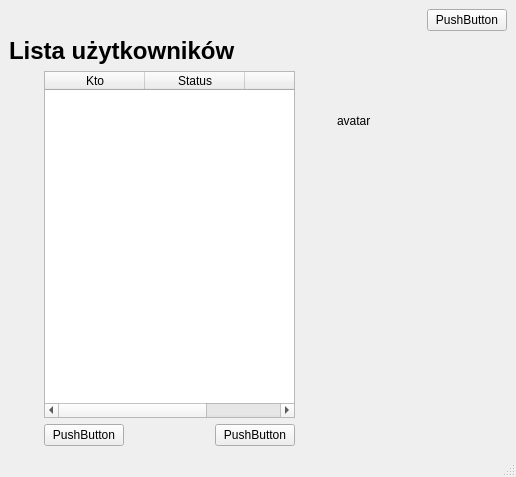
Old version of the form JaroEliCall/gui/mainwindow.ui in the repository jaroslaw-wieczorek/Project_IP_Telephony_Python_Voip.
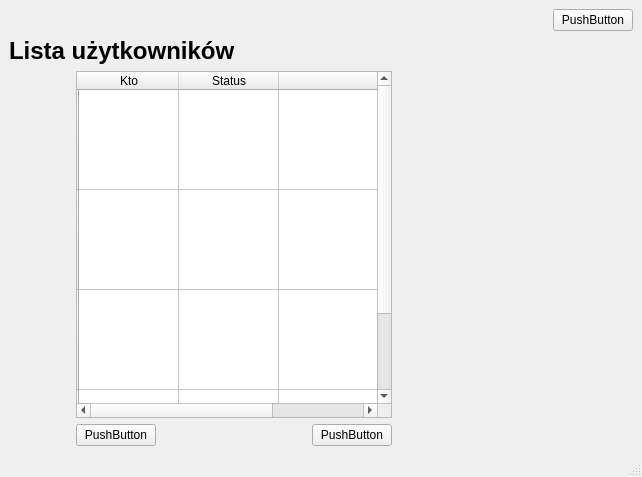
New version of the form. Icons and pictures are not drawn.

```diff
--- a/JaroEliCall/gui/mainwindow.ui
+++ b/JaroEliCall/gui/mainwindow.ui
@@ -6,7 +6,7 @@
    <rect>
     <x>0</x>
     <y>0</y>
-    <width>516</width>
+    <width>642</width>
     <height>477</height>
    </rect>
   </property>
@@ -81,6 +81,12 @@
        <layout class="QVBoxLayout" name="verticalLayout">
         <item>
          <widget class="QTableWidget" name="tableWidget">
+          <property name="minimumSize">
+           <size>
+            <width>316</width>
+            <height>100</height>
+           </size>
+          </property>
           <property name="maximumSize">
            <size>
             <width>300</width>
@@ -96,6 +102,56 @@
           <property name="autoScroll">
            <bool>false</bool>
           </property>
+          <property name="iconSize">
+           <size>
+            <width>20</width>
+            <height>20</height>
+           </size>
+          </property>
+          <property name="textElideMode">
+           <enum>Qt::ElideMiddle</enum>
+          </property>
+          <attribute name="horizontalHeaderCascadingSectionResizes">
+           <bool>true</bool>
+          </attribute>
+          <attribute name="horizontalHeaderDefaultSectionSize">
+           <number>100</number>
+          </attribute>
+          <attribute name="verticalHeaderMinimumSectionSize">
+           <number>100</number>
+          </attribute>
+          <row>
+           <property name="text">
+            <string/>
+           </property>
+           <property name="textAlignment">
+            <set>AlignCenter</set>
+           </property>
+          </row>
+          <row>
+           <property name="text">
+            <string/>
+           </property>
+           <property name="textAlignment">
+            <set>AlignCenter</set>
+           </property>
+          </row>
+          <row>
+           <property name="text">
+            <string/>
+           </property>
+           <property name="textAlignment">
+            <set>AlignCenter</set>
+           </property>
+          </row>
+          <row>
+           <property name="text">
+            <string/>
+           </property>
+           <property name="textAlignment">
+            <set>AlignCenter</set>
+           </property>
+          </row>
           <column>
            <property name="text">
             <string>Kto</string>
@@ -111,6 +167,13 @@
             <string/>
            </property>
           </column>
+          <item row="0" column="2">
+           <property name="icon">
+            <iconset>
+             <activeoff>icons/111317-essential-ui/svg/close-cross.svg</activeoff>
+            </iconset>
+           </property>
+          </item>
          </widget>
         </item>
         <item>
@@ -146,19 +209,6 @@
         </item>
        </layout>
       </item>
-      <item>
-       <spacer name="horizontalSpacer_6">
-        <property name="orientation">
-         <enum>Qt::Horizontal</enum>
-        </property>
-        <property name="sizeHint" stdset="0">
-         <size>
-          <width>40</width>
-          <height>20</height>
-         </size>
-        </property>
-       </spacer>
-      </item>
       <item>
        <layout class="QVBoxLayout" name="verticalLayout_2">
         <item>
@@ -170,7 +220,19 @@
            </size>
           </property>
           <property name="text">
-           <string>avatar</string>
+           <string/>
+          </property>
+          <property name="pixmap">
+           <pixmap>icons/111317-essential-ui/svg/edit-profile.svg</pixmap>
+          </property>
+          <property name="scaledContents">
+           <bool>false</bool>
+          </property>
+          <property name="alignment">
+           <set>Qt::AlignCenter</set>
+          </property>
+          <property name="indent">
+           <number>0</number>
           </property>
          </widget>
         </item>
```
Left out of the diff: 8 changed lines with no effect on the pictures.
